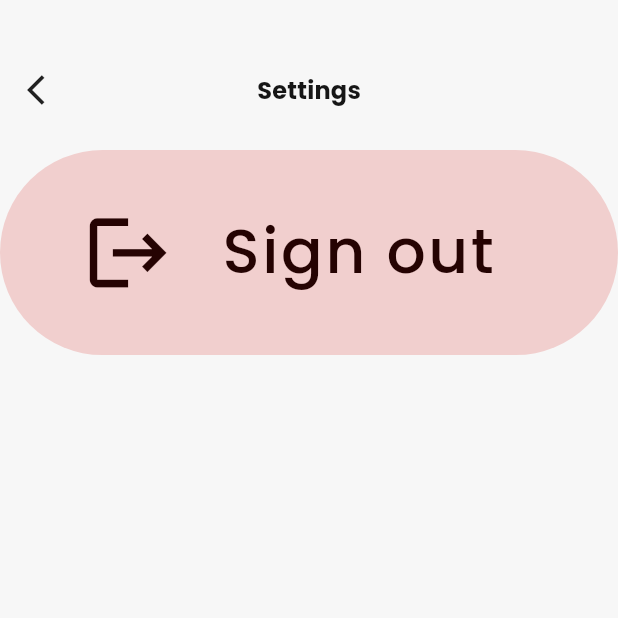
After one commit to Partypal1/partypal_mobile, a Flutter app: the SettingsScreen screen opened by its route, after a tap on "Sign out", on a phone screen of 412 x 824 dp, the top half of it. The commit adds this screen. Run offline on Flutter 3.47's test engine with Material 3 defaults, Android fonts, the phone set to English and light mode, and no system bars; our stand-ins replace cached_network_image, camera, carousel_slider, country_code_picker, country_picker, flutter_screenutil and 9 more; missing offline and left inert: flutter_lazy_indexed_stack; accounts and stored records are empty.

Commit message:
created the settings screen

```diff
--- a/lib/configs/router_config.dart
+++ b/lib/configs/router_config.dart
@@ -11,6 +11,7 @@ import 'package:partypal/screens/authentication/sign_in_screen.dart';
 import 'package:partypal/screens/authentication/sign_up_screen.dart';
 import 'package:partypal/screens/authentication/verification_screen.dart';
 import 'package:partypal/screens/home/home.dart';
+import 'package:partypal/screens/home/settings_screen.dart';
 import 'package:partypal/screens/onboarding/onboarding_screen.dart';
 import 'package:partypal/screens/profile_setup/choose_favourite_clubs_screen.dart';
 import 'package:partypal/screens/profile_setup/set_profile_screen.dart';
@@ -150,6 +151,14 @@ final GoRouter routerConfig = GoRouter( // TODO: add routing animations
         key: state.pageKey,
       ),
     ),
+
+    GoRoute(
+      path: RoutePaths.settingsScreen,
+      pageBuilder: (context, state) => CupertinoPage<void>(
+        child: const SettingsScreen(),
+        key: state.pageKey,
+      ),
+    ),
   ]
 );
 
--- a/lib/constants/route_paths.dart
+++ b/lib/constants/route_paths.dart
@@ -14,4 +14,5 @@ class RoutePaths {
   static const String home = '/home';
   static const String exploreScreen = '/explore_screen';
   static const String postScreen = '/post_screen';
+  static const String settingsScreen = '/settings_screen';
 }
--- /dev/null
+++ b/lib/screens/home/settings_screen.dart
@@ -0,0 +1,46 @@
+import 'package:flutter/material.dart';
+import 'package:partypal/configs/router_config.dart';
+import 'package:partypal/constants/route_paths.dart';
+import 'package:partypal/services/session_manager.dart';
+import 'package:partypal/utils/router_util.dart';
+import 'package:partypal/widgets/app_bars/app_bar.dart';
+import 'package:partypal/widgets/buttons/filled_button.dart';
+import 'package:partypal/widgets/others/tonal_elevation.dart';
+import 'package:provider/provider.dart';
+
+class SettingsScreen extends StatefulWidget {
+  const SettingsScreen({super.key});
+
+  @override
+  State<SettingsScreen> createState() => _SettingsScreenState();
+}
+
+class _SettingsScreenState extends State<SettingsScreen> {
+  @override
+  Widget build(BuildContext context) {
+    return Scaffold(
+      backgroundColor: Theme.of(context).colorScheme.surface.tonalElevation(Elevation.level1, context),
+      body: CustomScrollView(
+        slivers: [
+          SliverPersistentHeader(
+            delegate: SliverCustomAppBarDelegate(title: 'Settings'),
+            pinned: true,
+          ),
+          SliverToBoxAdapter(
+            child: CustomFilledButton(
+              label: 'Sign out',
+              iconData: Icons.logout,
+              backgroundColor: Theme.of(context).colorScheme.errorContainer,
+              labelColor: Theme.of(context).colorScheme.onErrorContainer,
+              onTap: (){
+                Provider.of<SessionManager>(context, listen: false).setAccessToken(null);
+                Provider.of<SessionManager>(context, listen: false).setRefreshToken(null);
+                routerConfig.clearAndNavigate(RoutePaths.selectUserProfileScreen);
+              },
+            )
+          )
+        ],
+      ),
+     );
+  }
+}
```
